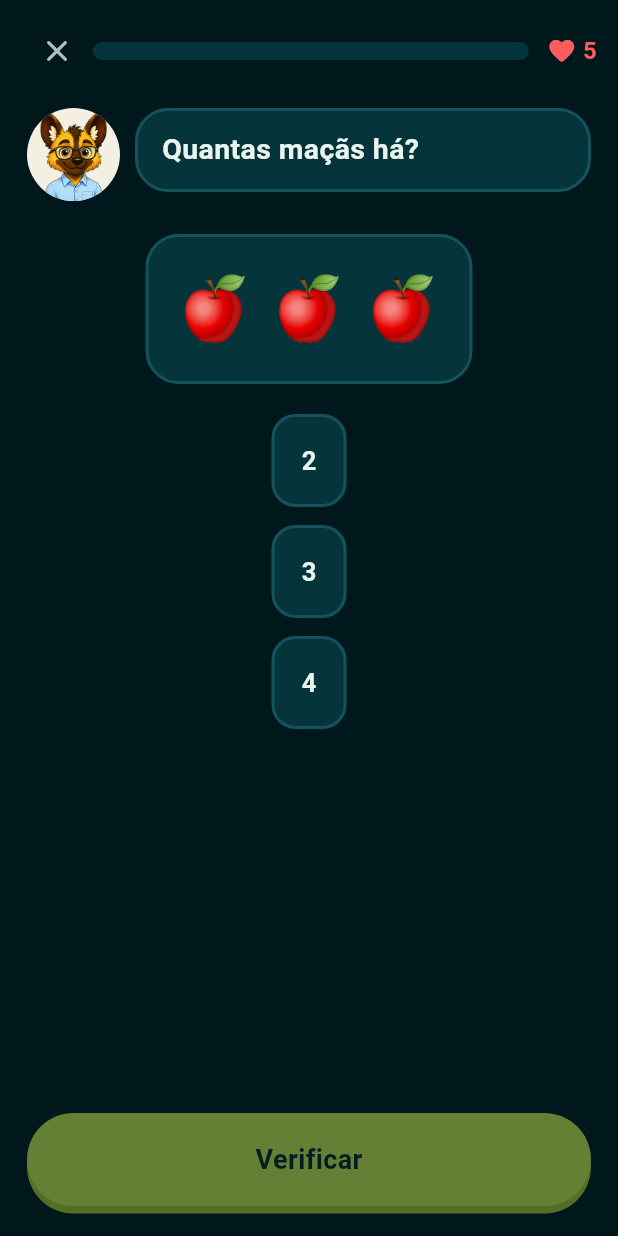
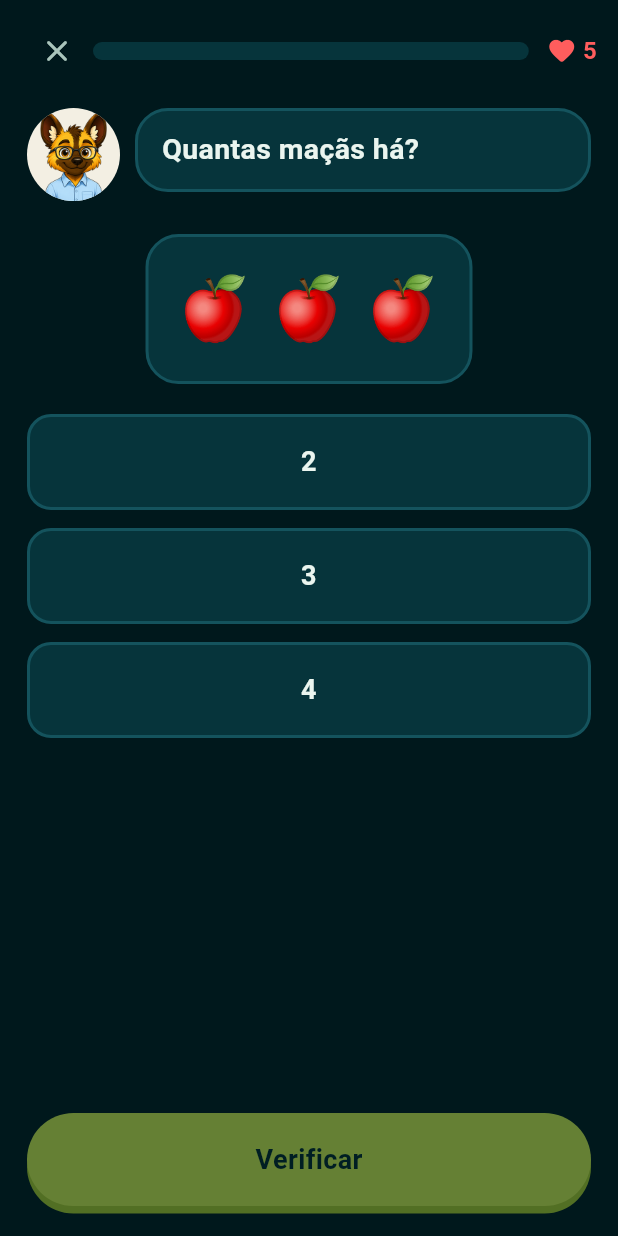
Before and after one commit to R1133R-cr/Takova-Somara, a Flutter app: the LessonScreen screen opened directly with empty values, on a phone screen of 412 x 824 dp. Run offline on Flutter 3.47's test engine with Material 3 defaults, Android fonts, the phone set to English and light mode, and no system bars; our stand-ins replace shared_preferences; accounts and stored records are empty.

Commit message:
Somara: APK compila e corre — contorna a rede que quebra TLS ao Java
O build local batia em tres paredes, todas resolvidas:

- ndkVersion: o template pede o NDK (~1 GB) que uma app sem codigo C/C++
  nao usa para nada.
- build-tools 36: a instalacao pelo sdkmanager tinha falhado a meio e
  deixado a pasta vazia; substituida por uma copia integra.
- Motor do Flutter: nesta rede o cliente TLS do Java nem um HEAD consegue
  fazer a storage.googleapis.com ("server may not support TLSv1.2/1.3"),
  mesmo com o jar ja em cache — o Gradle revalida por rede e falha. O curl
  descarrega o mesmo ficheiro sem problema, por isso passa a resolver-se de
  um repositorio Maven local (fora do git; onde a rede for sa, a pasta nao
  existe e usa-se o repositorio oficial).

Tambem: botoes de resposta passam a ocupar a largura toda, com 62dp de
altura minima — um botao a medida do texto ("3") dava um alvo minusculo
para um dedo de seis anos.

Verificado no emulador: onboarding, amarelinha desenhada, Roby a saltar
para o quadrado seguinte ao concluir o nivel, XP e vidas a actualizar.

Co-Authored-By: Claude Opus 5 <noreply@anthropic.com>

```diff
--- a/somara-flutter/lib/screens/lesson_screen.dart
+++ b/somara-flutter/lib/screens/lesson_screen.dart
@@ -358,7 +358,11 @@ class _LessonScreenState extends State<LessonScreen> with TickerProviderStateMix
         ],
       );
 
+  // Ocupam a largura toda de propósito: o alvo de toque de uma criança de
+  // seis anos é impreciso, e um botão à medida do texto ("3") daria um alvo
+  // minúsculo. A altura mínima segue a recomendação de 48dp do Android.
   Widget _opcoes(List<String> opts) => Column(
+        crossAxisAlignment: CrossAxisAlignment.stretch,
         children: [
           for (var i = 0; i < opts.length; i++)
             Padding(
@@ -393,6 +397,8 @@ class _LessonScreenState extends State<LessonScreen> with TickerProviderStateMix
       child: AnimatedContainer(
         duration: const Duration(milliseconds: 180),
         curve: SCurves.ease,
+        constraints: const BoxConstraints(minHeight: 62),
+        alignment: Alignment.center,
         padding: const EdgeInsets.symmetric(horizontal: 18, vertical: 17),
         decoration: BoxDecoration(
           color: fundo,
@@ -400,7 +406,8 @@ class _LessonScreenState extends State<LessonScreen> with TickerProviderStateMix
           borderRadius: BorderRadius.circular(S.rMd),
         ),
         child: Text(texto,
-            style: TextStyle(fontSize: 17, fontWeight: FontWeight.w600, color: txt)),
+            textAlign: TextAlign.center,
+            style: TextStyle(fontSize: 18, fontWeight: FontWeight.w600, color: txt)),
       ),
     );
   }
```
Also changed, not shown: 4 other files.
